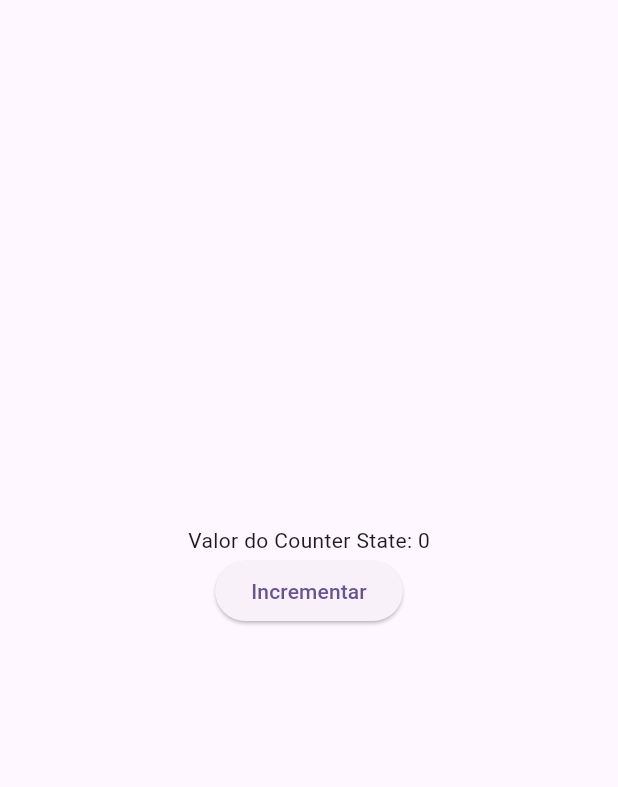
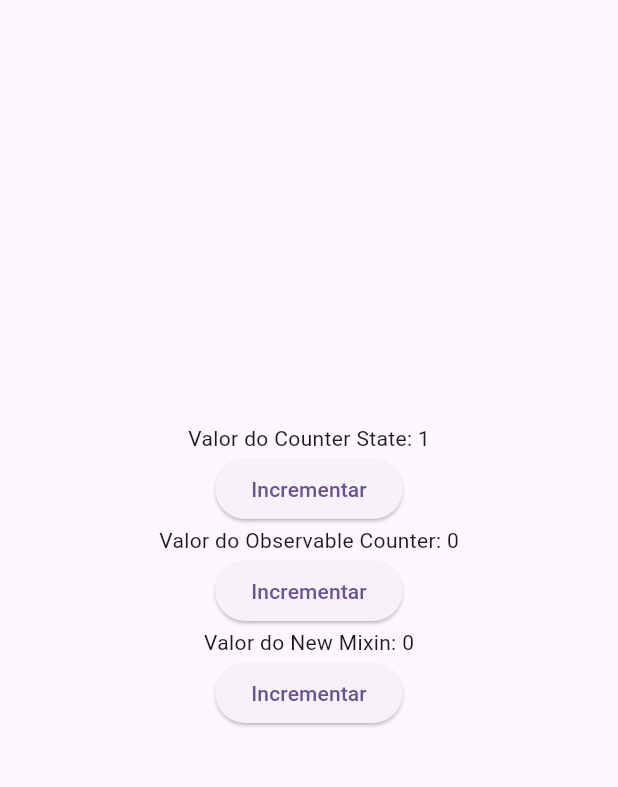
Before and after one commit to DanielVieira2828/gerenciamento_de_estado_mixins, a Flutter app: the screen it shows after launch, after a tap on "Incrementar", on a phone screen of 412 x 824 dp, the part 84-871 px from its top. Run offline on Flutter 3.47's test engine with Material 3 defaults, Android fonts, the phone set to English and light mode, and no system bars.

```diff
--- /dev/null
+++ b/lib/mixins/change_state_mixin.dart
@@ -0,0 +1,33 @@
+import 'package:criando_gerenciamento_estado/controllers/change_state.dart';
+import 'package:criando_gerenciamento_estado/controllers/state_observable.dart';
+import 'package:flutter/material.dart';
+
+mixin ChangeStateMixin<T extends StatefulWidget> on State<T> {
+  final List<ChangeState> _changeState = [];
+
+  void useChangeState(ChangeState changeState) {
+    changeState.addListener(_callback);
+    _changeState.add(changeState);
+  }
+
+  StateObservable<T> useChangeStateObservable<T>(T state) {
+    final StateObservable<T> stateObservable = StateObservable<T>(state);
+    stateObservable.addListener(_callback);
+    _changeState.add(stateObservable);
+    return stateObservable;
+  }
+
+  void _callback() {
+    if (mounted) {
+      setState(() {});
+    }
+  }
+
+  @override
+  void dispose() {
+    for (var changeState in _changeState) {
+      changeState.removeListener(_callback);
+    }
+    super.dispose();
+  }
+}
--- a/lib/pages/home.dart
+++ b/lib/pages/home.dart
@@ -2,6 +2,7 @@ import 'package:criando_gerenciamento_estado/builders/observable_builder.dart';
 import 'package:criando_gerenciamento_estado/builders/observable_state_builder.dart';
 import 'package:criando_gerenciamento_estado/classes/counter_state.dart';
 import 'package:criando_gerenciamento_estado/controllers/state_observable.dart';
+import 'package:criando_gerenciamento_estado/mixins/change_state_mixin.dart';
 import 'package:flutter/material.dart';
 
 class MyHomePage extends StatefulWidget {
@@ -11,9 +12,18 @@ class MyHomePage extends StatefulWidget {
   State<MyHomePage> createState() => _MyHomePageState();
 }
 
-class _MyHomePageState extends State<MyHomePage> {
+class _MyHomePageState extends State<MyHomePage> with ChangeStateMixin {
   final counterState = CounterState();
   final observableCounter = StateObservable(0);
+  late StateObservable<int> newMixinObservable;
+
+  @override
+  void initState() {
+    useChangeState(counterState);
+    useChangeState(observableCounter);
+    newMixinObservable = useChangeStateObservable(0);
+    super.initState();
+  }
 
   @override
   Widget build(BuildContext context) {
@@ -26,27 +36,30 @@ class _MyHomePageState extends State<MyHomePage> {
         child: Column(
           mainAxisAlignment: MainAxisAlignment.center,
           children: <Widget>[
-            ObservableStateBuilder(
-                listener: (context, state) {
-                  ScaffoldMessenger.of(context).removeCurrentSnackBar();
-                  ScaffoldMessenger.of(context).showSnackBar(
-                    SnackBar(
-                      content: Text('Valor do Counter State: $state'),
-                    ),
-                  );
-                },
-                buildWhen: (oldstate, newstate) {
-                  return newstate % 2 == 0;
-                },
-                stateObservable: observableCounter,
-                builder: (context, state, child) {
-                  return Text(
-                    'Valor do Counter State: $state',
-                  );
-                }),
+            Text(
+              'Valor do Counter State: ${counterState.counter}',
+            ),
+            ElevatedButton(
+              onPressed: () {
+                counterState.increment();
+              },
+              child: Text('Incrementar'),
+            ),
+            Text(
+              'Valor do Observable Counter: ${observableCounter.state}',
+            ),
             ElevatedButton(
               onPressed: () {
                 observableCounter.state++;
+              },
+              child: Text('Incrementar'),
+            ),
+            Text(
+              'Valor do New Mixin: ${newMixinObservable.state}',
+            ),
+            ElevatedButton(
+              onPressed: () {
+                newMixinObservable.state++;
               },
               child: Text('Incrementar'),
             ),
```
